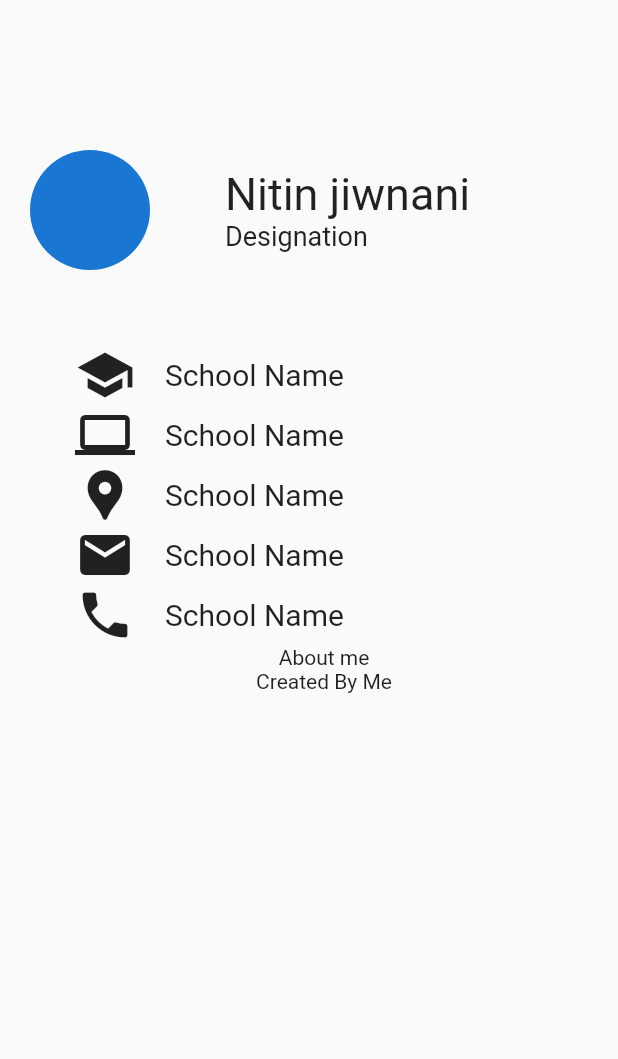
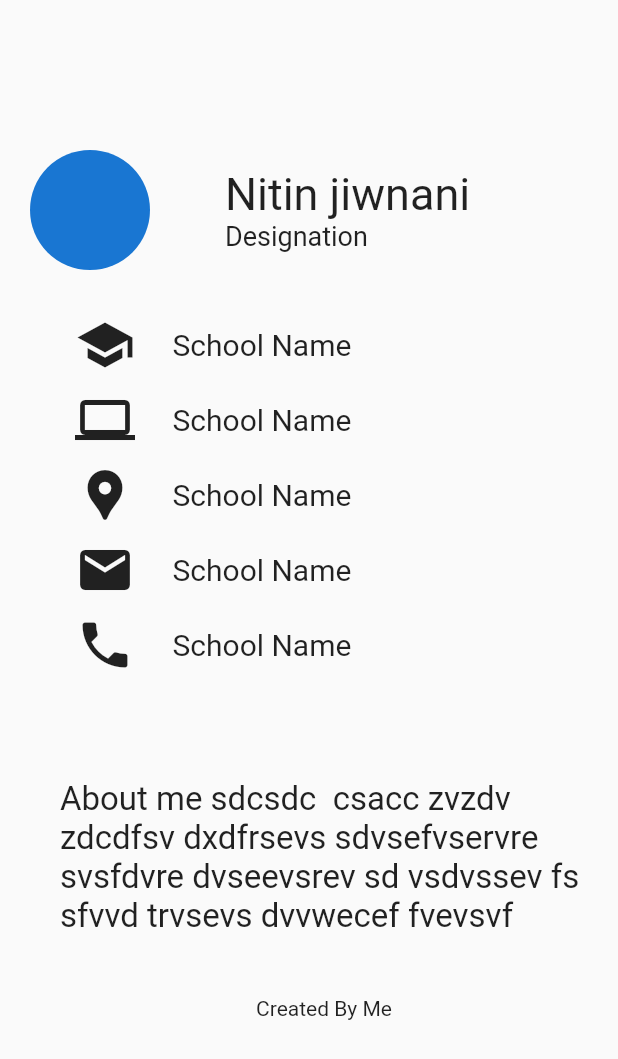
Before and after one commit to Nitinjiwnani/my_portfolio_app, a Flutter app: the screen it shows after launch, on a phone screen of 412 x 824 dp. Shown: the top 1059 px of the screen. Run offline on Flutter 3.47's test engine with Material 2 defaults, Android fonts, the phone set to English and light mode, and no system bars; Roboto replaces fonts that are missing (font/Roboto-Medium.ttf).

Commit message:
font error

```diff
--- a/lib/main.dart
+++ b/lib/main.dart
@@ -29,8 +29,7 @@ class Home extends StatelessWidget {
                   Text(
                     "Nitin jiwnani",
                     style: TextStyle(
-                      fontSize: 30,
-                    ),
+                        fontSize: 30, fontFamily: "font/Roboto-Medium.ttf"),
                   ),
                   Text(
                     "Designation",
@@ -43,7 +42,7 @@ class Home extends StatelessWidget {
             ],
           ),
           SizedBox(
-            height: 50,
+            height: 30,
           ),
           Padding(
             padding: const EdgeInsets.only(left: 30),
@@ -56,7 +55,7 @@ class Home extends StatelessWidget {
                       size: 40,
                     ),
                     SizedBox(
-                      width: 20,
+                      width: 25,
                     ),
                     Text(
                       "School Name",
@@ -66,6 +65,9 @@ class Home extends StatelessWidget {
                     ),
                   ],
                 ),
+                SizedBox(
+                  height: 10,
+                ),
                 Row(
                   children: <Widget>[
                     Icon(
@@ -73,7 +75,7 @@ class Home extends StatelessWidget {
                       size: 40,
                     ),
                     SizedBox(
-                      width: 20,
+                      width: 25,
                     ),
                     Text(
                       "School Name",
@@ -83,6 +85,9 @@ class Home extends StatelessWidget {
                     )
                   ],
                 ),
+                SizedBox(
+                  height: 10,
+                ),
                 Row(
                   children: <Widget>[
                     Icon(
@@ -90,13 +95,16 @@ class Home extends StatelessWidget {
                       size: 40,
                     ),
                     SizedBox(
-                      width: 20,
+                      width: 25,
                     ),
                     Text("School Name",
                         style: TextStyle(
                           fontSize: 20,
                         ))
                   ],
+                ),
+                SizedBox(
+                  height: 10,
                 ),
                 Row(
                   children: <Widget>[
@@ -105,13 +113,16 @@ class Home extends StatelessWidget {
                       size: 40,
                     ),
                     SizedBox(
-                      width: 20,
+                      width: 25,
                     ),
                     Text("School Name",
                         style: TextStyle(
                           fontSize: 20,
                         ))
                   ],
+                ),
+                SizedBox(
+                  height: 10,
                 ),
                 Row(
                   children: <Widget>[
@@ -120,7 +131,7 @@ class Home extends StatelessWidget {
                       size: 40,
                     ),
                     SizedBox(
-                      width: 20,
+                      width: 25,
                     ),
                     Text("School Name",
                         style: TextStyle(
@@ -131,7 +142,19 @@ class Home extends StatelessWidget {
               ],
             ),
           ),
-          Text("About me"),
+          SizedBox(
+            height: 50,
+          ),
+          Padding(
+            padding: const EdgeInsets.all(20.0),
+            child: Text(
+              "About me sdcsdc  csacc zvzdv zdcdfsv dxdfrsevs sdvsefvservre svsfdvre dvseevsrev sd vsdvssev fs sfvvd trvsevs dvvwecef fvevsvf",
+              style: TextStyle(fontSize: 22),
+            ),
+          ),
+          SizedBox(
+            height: 20,
+          ),
           Text("Created By Me")
         ]),
       ),
```
Also changed, not shown: pubspec.yaml (+4 -4 lines), font/LICENSE.txt (added), font/Roboto-Black.ttf (added), font/Roboto-BlackItalic.ttf (added), font/Roboto-Bold.ttf (added), font/Roboto-BoldItalic.ttf (added), font/Roboto-Italic.ttf (added), font/Roboto-Light.ttf (added), font/Roboto-LightItalic.ttf (added), font/Roboto-Medium.ttf (added), font/Roboto-MediumItalic.ttf (added), font/Roboto-Regular.ttf (added), font/Roboto-Thin.ttf (added), font/Roboto-ThinItalic.ttf (added), 1 other file.
